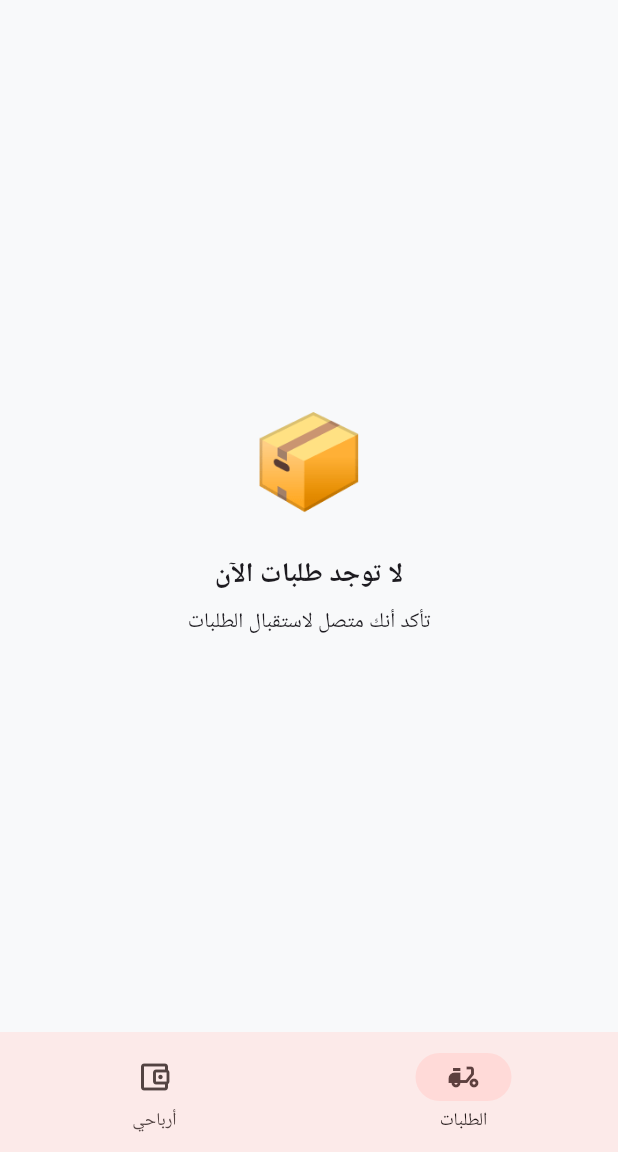
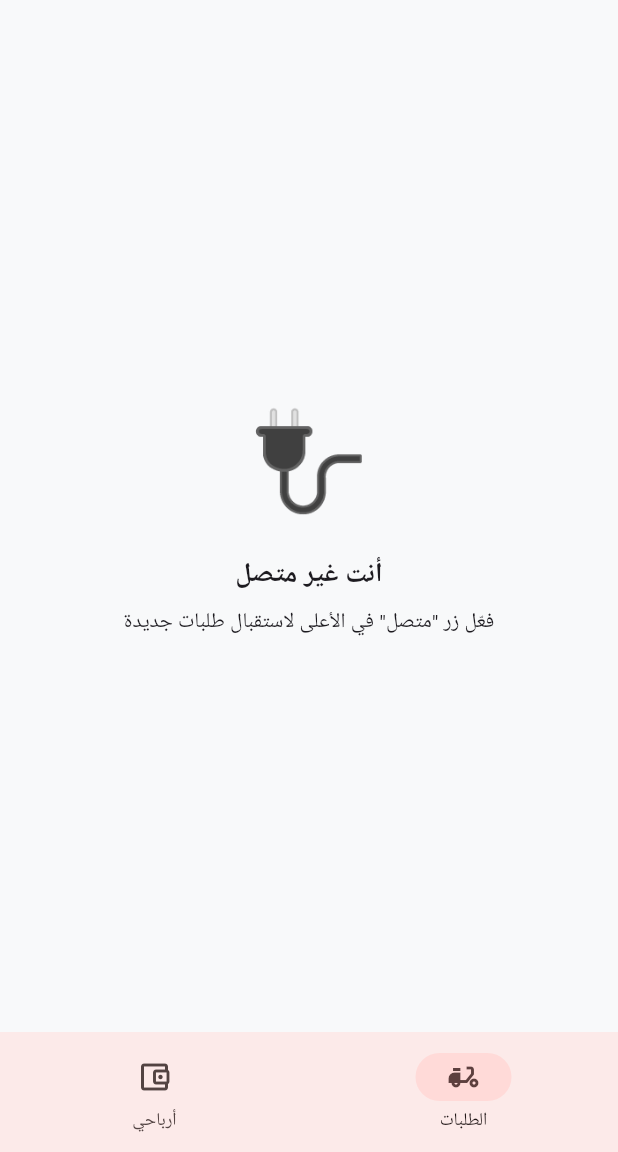
Before and after one commit to mohammed981-tjn/zadgo, a Flutter app: the DriverHome screen opened directly, on a phone screen of 412 x 824 dp, the part 84-1236 px from its top. Run offline on Flutter 3.47's test engine with Material 3 defaults, Android fonts, the phone set to English and light mode, and no system bars; our stand-ins replace badges, cloud_firestore, firebase_auth, firebase_core, firebase_messaging, flutter_map and 3 more; accounts and stored records are empty; Roboto replaces fonts that are missing (Cairo).

Commit message:
Update driver_home.dart

```diff
--- a/lib/screens/driver/driver_home.dart
+++ b/lib/screens/driver/driver_home.dart
@@ -26,8 +26,6 @@ class _DriverHomeState extends State<DriverHome> {
   @override
   void initState() {
     super.initState();
-    // ✅ محاكاة تتبع حي: كل 8 ثوانٍ نحدّث موقع السائق قليلاً
-    // (بديل مؤقت بدون geolocator بسبب مشاكل توافقيته السابقة)
     _locationTimer = Timer.periodic(const Duration(seconds: 8), (_) => _pushLocation());
   }
 
@@ -42,7 +40,6 @@ class _DriverHomeState extends State<DriverHome> {
     final service = context.read<FirebaseService>();
     final driverId = auth.user?.uid;
     if (driverId == null) return;
-    // حركة طفيفة عشوائية لمحاكاة التحرك (يمكن استبدالها بـ geolocator لاحقاً)
     _simLat += (0.0003 * (DateTime.now().second.isEven ? 1 : -1));
     _simLng += (0.0003 * (DateTime.now().second.isOdd ? 1 : -1));
     service.updateDriverLocation(driverId, _simLat, _simLng);
@@ -101,6 +98,7 @@ class _AvailableOrdersTab extends StatelessWidget {
   @override
   Widget build(BuildContext context) {
     final service = context.read<FirebaseService>();
+    final isOnline = driver?.isOnline ?? false;
 
     return StreamBuilder<List<Order>>(
       stream: service.streamAllOrders(),
@@ -110,15 +108,24 @@ class _AvailableOrdersTab extends StatelessWidget {
 
         final myOrders = all.where((o) => o.driverId == driverId && o.status.isActive).toList();
 
-        final available = all.where((o) =>
-            o.driverId == null &&
-            (o.status == OrderStatus.pending ||
-             o.status == OrderStatus.confirmed ||
-             o.status == OrderStatus.preparing ||
-             o.status == OrderStatus.readyForPickup)).toList();
+        // ✅ الطلبات المتاحة تظهر فقط إذا كان السائق متصلاً فعلياً
+        final available = isOnline
+            ? all.where((o) =>
+                o.driverId == null &&
+                (o.status == OrderStatus.pending ||
+                 o.status == OrderStatus.confirmed ||
+                 o.status == OrderStatus.preparing ||
+                 o.status == OrderStatus.readyForPickup)).toList()
+            : <Order>[];
 
         if (myOrders.isEmpty && available.isEmpty) {
-          return const AppEmpty(emoji: '📦', title: 'لا توجد طلبات الآن', subtitle: 'تأكد أنك متصل لاستقبال الطلبات');
+          return AppEmpty(
+            emoji: isOnline ? '📦' : '🔌',
+            title: isOnline ? 'لا توجد طلبات الآن' : 'أنت غير متصل',
+            subtitle: isOnline
+                ? 'ستظهر الطلبات هنا فور توفرها'
+                : 'فعّل زر "متصل" في الأعلى لاستقبال طلبات جديدة',
+          );
         }
 
         return ListView(padding: const EdgeInsets.all(12), children: [
@@ -131,6 +138,22 @@ class _AvailableOrdersTab extends StatelessWidget {
             const SectionHeader(title: 'طلبات متاحة للقبول'),
             ...available.map((o) => _OrderCard(order: o, mode: _CardMode.available)),
           ],
+          if (!isOnline && myOrders.isNotEmpty)
+            Padding(
+              padding: const EdgeInsets.only(top: 16),
+              child: Card(
+                color: AppColors.warning.withOpacity(0.1),
+                child: Padding(
+                  padding: const EdgeInsets.all(12),
+                  child: Row(children: [
+                    const Icon(Icons.info_outline, color: AppColors.warning),
+                    const SizedBox(width: 10),
+                    const Expanded(child: Text('أنت غير متصل — لن تستقبل طلبات جديدة حتى تفعّل الاتصال',
+                        style: TextStyle(fontSize: 13))),
+                  ]),
+                ),
+              ),
+            ),
         ]);
       },
     );
```
